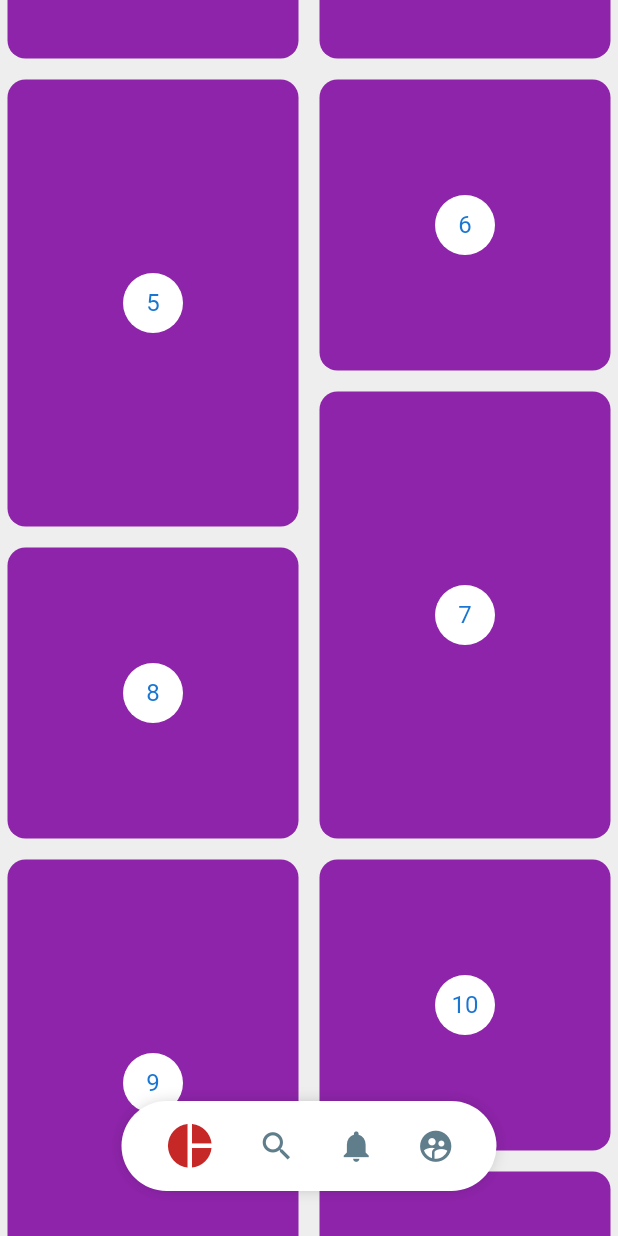
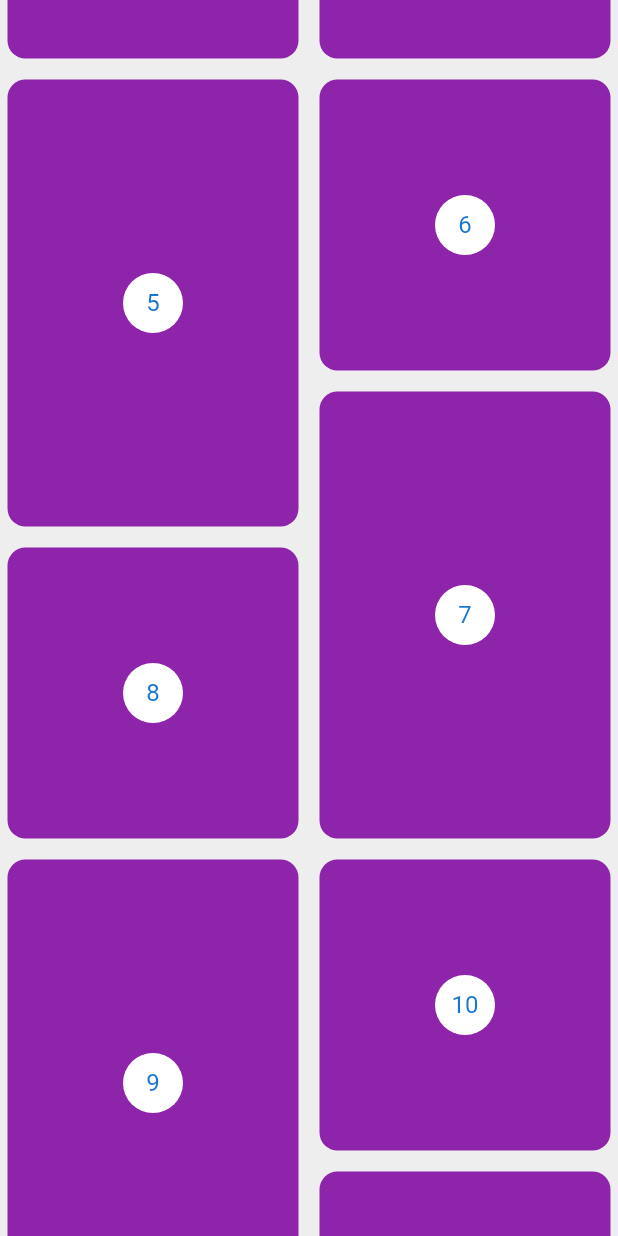
Before and after one commit to KikeSan/ClasesFlutter-2, a Flutter app: the screen it shows after launch, scrolled down 576 dp, on a phone screen of 412 x 824 dp. Run offline on Flutter 3.47's test engine with Material 2 defaults, Android fonts, the phone set to English and light mode, and no system bars; our stand-ins replace flutter_svg.

```diff
--- a/headers/lib/src/pages/pinterest_page.dart
+++ b/headers/lib/src/pages/pinterest_page.dart
@@ -1,12 +1,15 @@
 import 'package:flutter/material.dart';
 import 'package:flutter_staggered_grid_view/flutter_staggered_grid_view.dart';
 import 'package:headers/src/widgets/pinterest_menu.dart';
+import 'package:provider/provider.dart';
 
 class PinterestPage extends StatelessWidget {
 
   @override
   Widget build(BuildContext context) {
-    return Scaffold(
+    return ChangeNotifierProvider(
+      create: (_)=> new _MenuModel(),
+      child: Scaffold(
         backgroundColor: Colors.grey[200],
         //body: PinterestGrid(),
         //body: PinterestMenu(),
@@ -15,6 +18,7 @@ class PinterestPage extends StatelessWidget {
             PinterestGrid(),
             _PinterestMenuLocation()
           ],
+        ),
       ),
     );
   }
@@ -25,12 +29,15 @@ class _PinterestMenuLocation extends StatelessWidget {
   @override
   Widget build(BuildContext context) {
     final widthPantalla = MediaQuery.of(context).size.width;
+    final mostrar = Provider.of<_MenuModel>(context).mostrar;
     return Positioned(
         bottom: 30,
         child: Container(
           width: widthPantalla,
           child: Align(
-            child: PinterestMenu(),
+            child: PinterestMenu(
+              mostrar: mostrar,
+            ),
           ),
         )
     );
@@ -54,8 +61,10 @@ class _PinterestGridState extends State<PinterestGrid> {
       //print('Scrolllistener ${controller.offset}');
       if(controller.offset >scrollAnterior){
         print('Ocultar Menu');
+        Provider.of<_MenuModel>(context, listen: false).mostrar = false;
       }else{
         print('Mostrar Menu');
+        Provider.of<_MenuModel>(context, listen: false).mostrar = true;
       }
 
       scrollAnterior = controller.offset;
@@ -105,3 +114,14 @@ class _PinterestItem extends StatelessWidget {
       ));
   }
 }
+
+class _MenuModel with ChangeNotifier{
+  bool _mostrar = true;
+
+  bool get mostrar => this._mostrar;
+
+  set mostrar(bool value) {
+    this._mostrar = value;
+    notifyListeners();
+  }
+}
--- a/headers/lib/src/widgets/pinterest_menu.dart
+++ b/headers/lib/src/widgets/pinterest_menu.dart
@@ -12,6 +12,10 @@ class PinterestButton {
 }
 
 class PinterestMenu extends StatelessWidget {
+  final bool mostrar;
+
+  PinterestMenu({this.mostrar = true});
+
   final List<PinterestButton> items = [
     PinterestButton(icon: Icons.pie_chart, onPressed: (){print('Icon pie chart');}),
     PinterestButton(icon: Icons.search, onPressed: (){print('Icon search');}),
@@ -23,8 +27,11 @@ class PinterestMenu extends StatelessWidget {
   Widget build(BuildContext context) {
     return ChangeNotifierProvider(
       create: (_)=> new _MenuModel(),
-      child: _PinterestMenuBackground(
-        child: _MenuItems(items),
+      child: AnimatedOpacity(
+          duration: Duration(milliseconds: 250),
+          opacity: (mostrar)?1:0,
+          child: _PinterestMenuBackground(
+            child: _MenuItems(items)),
       ),
     );
   }
```
Lines whose indentation alone changed are shown as unchanged.
